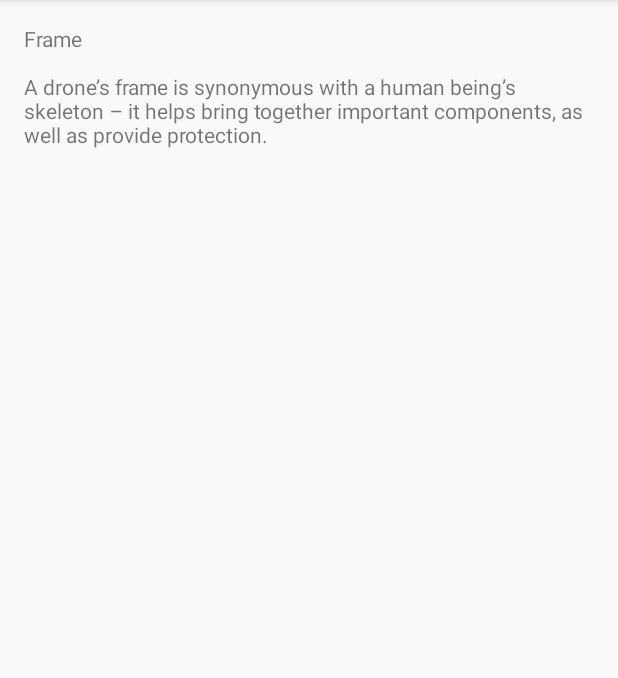
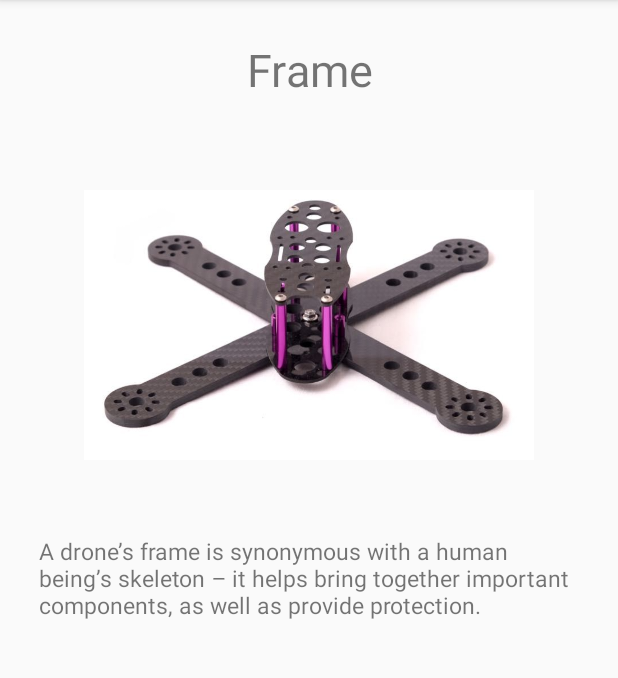
Before and after one commit to HenriqueAguaDoce/FpvMeetUp, an Android app: the DronePartsFragment screen opened directly, with no data from a screen before it, after a tap on "Frame", on a phone screen of 412 x 824 dp, the part 84-762 px from its top. Run offline under Robolectric (Android 15) with nearby library versions, the phone set to English and light mode, and no system bars.

Commit message:
Added images to Build Info

```diff
--- a/app/src/main/java/pt/ipbeja/pdm2/fpvmeetup/Fragments/DroneDescriptionFragment.java
+++ b/app/src/main/java/pt/ipbeja/pdm2/fpvmeetup/Fragments/DroneDescriptionFragment.java
@@ -6,6 +6,7 @@ import android.support.v4.app.Fragment;
 import android.view.LayoutInflater;
 import android.view.View;
 import android.view.ViewGroup;
+import android.widget.ImageView;
 import android.widget.TextView;
 
 import pt.ipbeja.pdm2.fpvmeetup.Model.DronesData;
@@ -35,8 +36,12 @@ public class DroneDescriptionFragment extends Fragment {
         if (args != null) {
 
             currentPosition = args.getInt("position");
-            TextView article = (TextView) getActivity().findViewById(R.id.description_text);
-            article.setText(DronesData.Description[currentPosition]);
+            ImageView img = (ImageView) getActivity().findViewById(R.id.photos);
+            TextView text = (TextView) getActivity().findViewById(R.id.parts);
+            TextView art = (TextView) getActivity().findViewById(R.id.description_text);
+            text.setText(DronesData.Parts[currentPosition]);
+            art.setText(DronesData.Description[currentPosition]);
+            img.setImageResource(DronesData.photos[currentPosition]);
         }
     }
 
--- a/app/src/main/java/pt/ipbeja/pdm2/fpvmeetup/Fragments/DronePartsFragment.java
+++ b/app/src/main/java/pt/ipbeja/pdm2/fpvmeetup/Fragments/DronePartsFragment.java
@@ -9,6 +9,7 @@ import android.view.LayoutInflater;
 import android.view.View;
 import android.view.ViewGroup;
 import android.widget.ArrayAdapter;
+import android.widget.ImageView;
 import android.widget.ListView;
 import android.widget.TextView;
 
@@ -53,9 +54,12 @@ public class DronePartsFragment extends ListFragment {
         }
         else{
 
-
+            ImageView img = (ImageView) getActivity().findViewById(R.id.photos);
+            TextView text = (TextView) getActivity().findViewById(R.id.parts);
             TextView art = (TextView) getActivity().findViewById(R.id.description_text);
+            text.setText(DronesData.Parts[position]);
             art.setText(DronesData.Description[position]);
+            img.setImageResource(DronesData.photos[position]);
         }
     }
 
--- a/app/src/main/res/layout/fragment_description.xml
+++ b/app/src/main/res/layout/fragment_description.xml
@@ -1,11 +1,41 @@
 <?xml version="1.0" encoding="utf-8"?>
-<LinearLayout xmlns:android="http://schemas.android.com/apk/res/android"
+<ScrollView xmlns:android="http://schemas.android.com/apk/res/android"
     android:layout_width="match_parent"
-    android:layout_height="match_parent">
+    android:layout_height="match_parent"
+    android:orientation="vertical">
 
-    <TextView
+    <LinearLayout
         android:layout_width="match_parent"
         android:layout_height="wrap_content"
-        android:id="@+id/description_text" />
+        android:orientation="vertical">
 
-</LinearLayout>
+        <TextView
+            android:layout_width="match_parent"
+            android:layout_height="wrap_content"
+            android:textSize="30dp"
+            android:id="@+id/parts"
+            android:gravity="center"
+            android:layout_marginTop="10dp"
+            android:layout_marginLeft="10dp"
+            android:layout_marginRight="10dp"
+            android:layout_marginBottom="40dp" />
+
+        <ImageView
+            android:layout_width="300dp"
+            android:layout_height="220dp"
+            android:id="@+id/photos"
+            android:layout_gravity="center" />
+
+        <TextView
+            android:layout_width="match_parent"
+            android:layout_height="wrap_content"
+            android:id="@+id/description_text"
+            android:layout_marginTop="30dp"
+            android:layout_marginLeft="10dp"
+            android:layout_marginRight="10dp"
+            android:layout_marginBottom="10dp"
+            android:textSize="15dp"/>
+
+    </LinearLayout>
+
+</ScrollView>
--- a/app/src/main/res/values/colors.xml
+++ b/app/src/main/res/values/colors.xml
@@ -2,5 +2,5 @@
 <resources>
     <color name="colorPrimary">#898989</color>
     <color name="colorPrimaryDark">#4b4b4b</color>
-    <color name="colorAccent">#FF4081</color>
+    <color name="colorAccent">#ff4081</color>
 </resources>
```
Also changed, not shown: app/src/main/java/pt/ipbeja/pdm2/fpvmeetup/Model/DronesData.java (+20 -13 lines), app/src/main/res/layout/fragment_article.xml (deleted, +0 -11 lines), app/src/main/res/drawable/batteries.jpg (added), app/src/main/res/drawable/droneImg.jpg (added), app/src/main/res/drawable/esc.jpg (added), app/src/main/res/drawable/flightController.jpg (added), app/src/main/res/drawable/fpvpack.jpg (added), app/src/main/res/drawable/frame.jpg (added), app/src/main/res/drawable/motor.jpg (added), app/src/main/res/drawable/pcb.jpg (added), app/src/main/res/drawable/pdb.jpg (added), app/src/main/res/drawable/props.jpg (added), app/src/main/res/drawable/transmitter.jpg (added).
